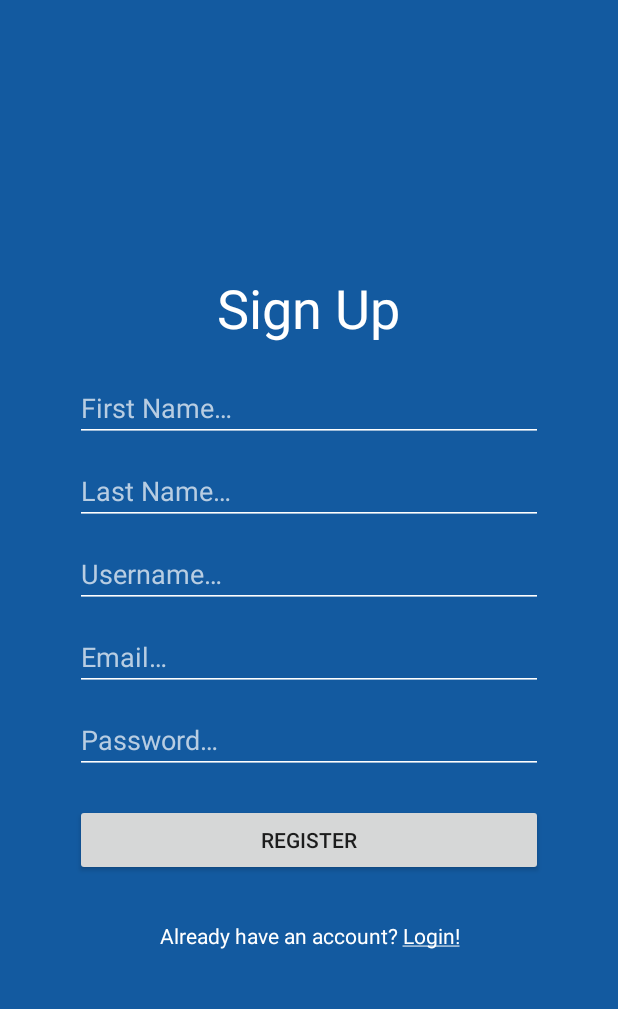
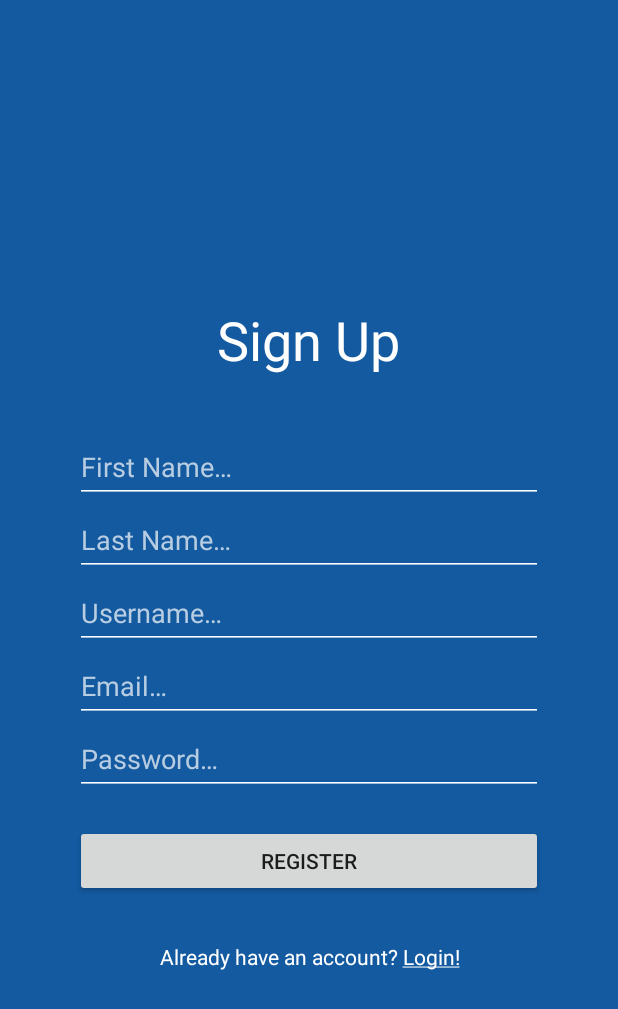
Before and after one commit to ludovicm67/android-event-manager, an Android app: the screen it shows after launch (AuthActivity), after a tap on an icon or button, on a phone screen of 412 x 824 dp. Shown: the top 1009 px of the screen. Run offline under Robolectric (Android 15) with nearby library versions, the phone set to English and light mode, and no system bars.

Commit message:
register: layout + French translation OK

```diff
--- a/app/src/main/res/layout/register_fragment.xml
+++ b/app/src/main/res/layout/register_fragment.xml
@@ -22,84 +22,75 @@
         <TextView
             android:layout_width="wrap_content"
             android:layout_height="wrap_content"
+            android:paddingVertical="36dp"
             android:text="@string/sign_up"
             android:textColor="@color/colorWhite"
             android:textSize="36sp" />
-
-        <Space
-            android:layout_width="match_parent"
-            android:layout_height="20sp" />
 
         <EditText
             android:id="@+id/register_firstname"
             android:layout_width="match_parent"
             android:layout_height="wrap_content"
+            android:backgroundTint="@color/colorWhite"
             android:ems="10"
-            android:hint="First Name…"
+            android:hint="@string/first_name_hint"
+            android:inputType="textPersonName"
+            android:paddingVertical="12dp"
             android:textColor="@color/colorWhite"
             android:textColorHint="@color/colorWhiteHint"
-            android:backgroundTint="@color/colorWhite"
-            android:inputType="textPersonName" />
-
-        <Space
-            android:layout_width="match_parent"
-            android:layout_height="10sp" />
+            android:autofillHints="name" />
 
         <EditText
             android:id="@+id/register_lastname"
             android:layout_width="match_parent"
             android:layout_height="wrap_content"
+            android:backgroundTint="@color/colorWhite"
             android:ems="10"
-            android:hint="Last Name…"
+            android:hint="@string/last_name_hint"
+            android:inputType="textPersonName"
+            android:paddingVertical="12dp"
             android:textColor="@color/colorWhite"
             android:textColorHint="@color/colorWhiteHint"
-            android:backgroundTint="@color/colorWhite"
-            android:inputType="textPersonName" />
-
-        <Space
-            android:layout_width="match_parent"
-            android:layout_height="10sp" />
+            android:autofillHints="name" />
 
         <EditText
             android:id="@+id/register_username"
             android:layout_width="match_parent"
             android:layout_height="wrap_content"
+            android:backgroundTint="@color/colorWhite"
             android:ems="10"
-            android:hint="Username…"
+            android:hint="@string/username_hint"
+            android:inputType="textPersonName"
+            android:paddingVertical="12dp"
             android:textColor="@color/colorWhite"
             android:textColorHint="@color/colorWhiteHint"
-            android:backgroundTint="@color/colorWhite"
-            android:inputType="textPersonName" />
-
-        <Space
-            android:layout_width="match_parent"
-            android:layout_height="10sp" />
+            android:autofillHints="username" />
 
         <EditText
             android:id="@+id/register_email"
             android:layout_width="match_parent"
             android:layout_height="wrap_content"
+            android:backgroundTint="@color/colorWhite"
             android:ems="10"
-            android:hint="Email…"
+            android:hint="@string/email_hint"
+            android:inputType="textEmailAddress"
+            android:paddingVertical="12dp"
             android:textColor="@color/colorWhite"
             android:textColorHint="@color/colorWhiteHint"
-            android:backgroundTint="@color/colorWhite"
-            android:inputType="textEmailAddress" />
-
-        <Space
-            android:layout_width="match_parent"
-            android:layout_height="10sp" />
+            android:autofillHints="email_address" />
 
         <EditText
             android:id="@+id/register_password"
             android:layout_width="match_parent"
             android:layout_height="wrap_content"
+            android:backgroundTint="@color/colorWhite"
             android:ems="10"
-            android:hint="Password…"
+            android:hint="@string/password_hint"
+            android:inputType="textPassword"
+            android:paddingVertical="12dp"
             android:textColor="@color/colorWhite"
             android:textColorHint="@color/colorWhiteHint"
-            android:backgroundTint="@color/colorWhite"
-            android:inputType="textPassword" />
+            android:autofillHints="password" />
 
         <Space
             android:layout_width="match_parent"
--- a/app/src/main/res/values/strings.xml
+++ b/app/src/main/res/values/strings.xml
@@ -22,4 +22,7 @@
     <string name="register">Register</string>
     <string name="username_hint">Username…</string>
     <string name="password_hint">Password…</string>
+    <string name="first_name_hint">First Name…</string>
+    <string name="last_name_hint">Last Name…</string>
+    <string name="email_hint">Email…</string>
 </resources>
```
Also changed, not shown: 1 other file.
